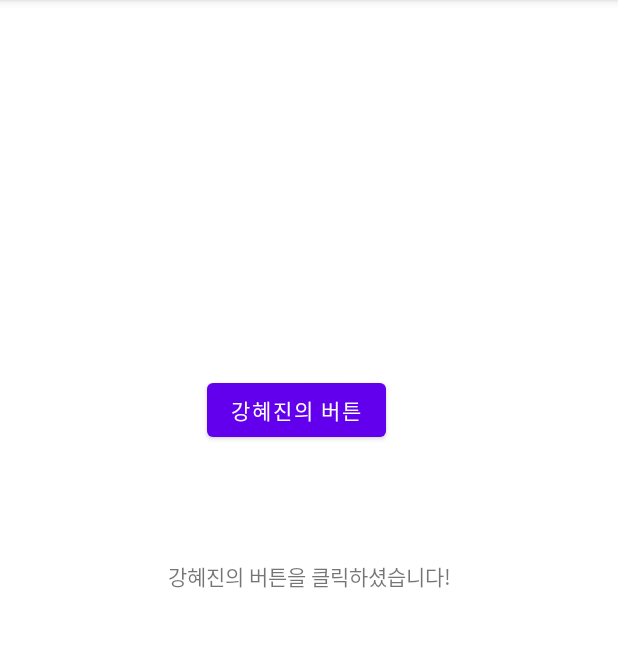
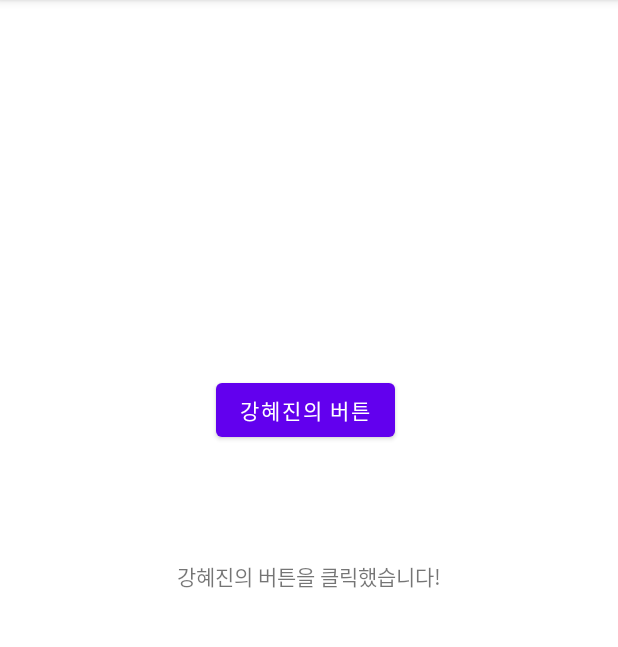
Before and after one commit to HyeJin17/AnonymousClass, an Android app: the screen it shows after launch (MainActivity), after a tap on "강혜진의 버튼", on a phone screen of 412 x 824 dp, the part 84-731 px from its top. Run offline under Robolectric (Android 15) with nearby library versions, the phone set to English and light mode, and no system bars.

Commit message:
Anonymous class

```diff
--- a/app/src/main/java/com/sample/anonymousclass/MainActivity.java
+++ b/app/src/main/java/com/sample/anonymousclass/MainActivity.java
@@ -19,13 +19,12 @@ public class MainActivity extends AppCompatActivity {
         mButton1 = findViewById(R.id.button1);
         mTextView1 = findViewById(R.id.textView1);
 
-        mButton1.setOnClickListener(new MyOnClickListener());
-    }
+        mButton1.setOnClickListener(new View.OnClickListener(){
 
-    private class MyOnClickListener implements View.OnClickListener {
-        @Override
-        public void onClick(View v) {
-            mTextView1.setText("강혜진의 버튼을 클릭하셨습니다!");
-        }
+            @Override
+            public void onClick(View v) {
+                mTextView1.setText("강혜진의 버튼을 클릭했습니다!");
+            }
+        });
     }
 }
```
